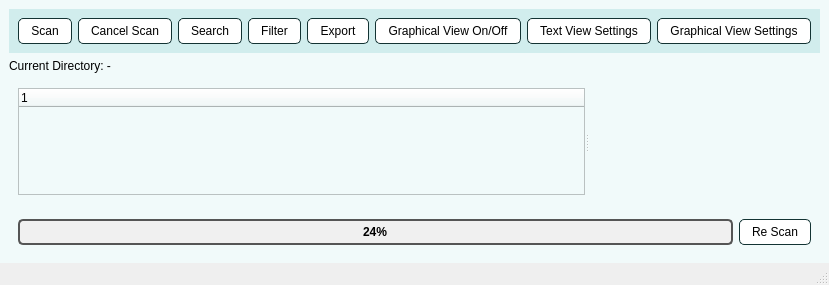
This is Treesize/mainwindow.ui in DPCS3810/project-1-bugdealers as Qt 5 draws it before an edit. The edited form follows.
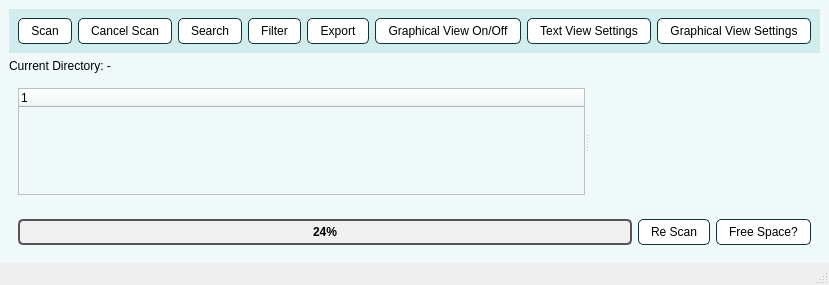
This is the edited form.

Commit message: Added features that might help to free up space like - viewing biggest files, files that haven't been modified ina whiles, files that might be possible duplactes and view by format

Patch:
```diff
--- a/Treesize/mainwindow.ui
+++ b/Treesize/mainwindow.ui
@@ -6,7 +6,7 @@
    <rect>
     <x>0</x>
     <y>0</y>
-    <width>606</width>
+    <width>656</width>
     <height>285</height>
    </rect>
   </property>
@@ -203,6 +203,29 @@
          </property>
         </widget>
        </item>
+       <item>
+        <widget class="QPushButton" name="pushButton_10">
+         <property name="styleSheet">
+          <string notr="true">/* Styles for the single button */
+#pushButton_10 {
+    background-color: white;       /* normal button color */
+    color: black;                  /* text color */
+    border: 1px solid #133333;    /* border color */
+    border-radius: 5px;            /* rounded corners */
+    padding: 5px 12px;             /* space inside button */
+}
+
+/* Hover effect for the button */
+#pushButton_10:hover {
+    background-color: #F1FAFA;    /* color on hover */
+}
+</string>
+         </property>
+         <property name="text">
+          <string>Free Space?</string>
+         </property>
+        </widget>
+       </item>
       </layout>
      </widget>
     </item>
```
Left out of the diff: 2 changed lines with no effect on the pictures. The commit also changes 2 other files.
